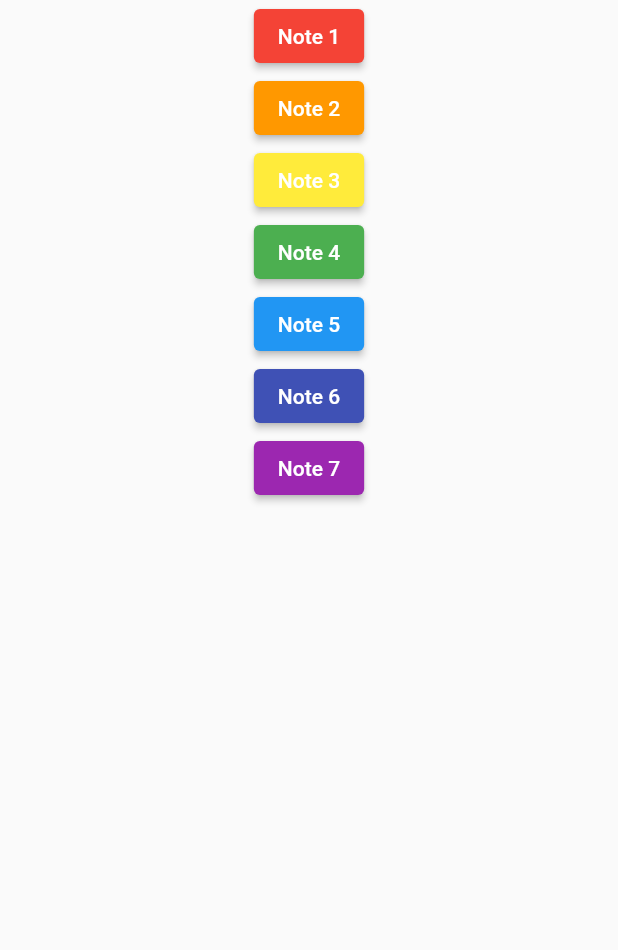
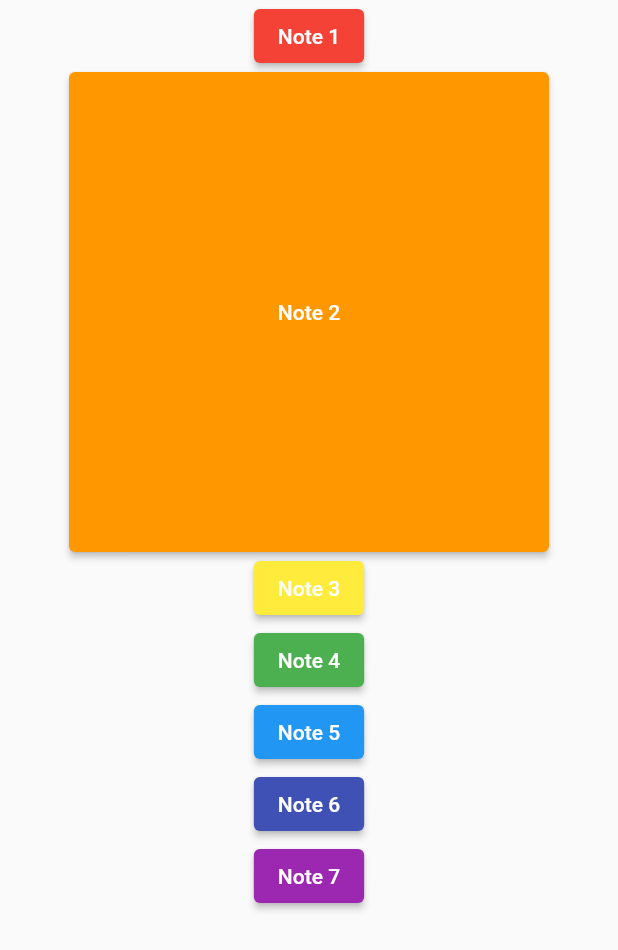
Before and after one commit to thomHayner/flutter_learn_xylophone_app, a Flutter app: the screen it shows after launch, on a phone screen of 412 x 824 dp. Shown: the top 950 px of the screen. Run offline on Flutter 3.47's test engine with Material 2 defaults, Android fonts, the phone set to English and light mode, and no system bars; our stand-ins replace audioplayers.

Commit message:
play with a method to chan ge button size

```diff
--- a/lib/main.dart
+++ b/lib/main.dart
@@ -30,6 +30,8 @@ class XylophoneApp extends StatelessWidget {
                 ElevatedButton(
                   style: ButtonStyle(
                     backgroundColor: MaterialStateProperty.all<Color>(Colors.orange),
+                    fixedSize: MaterialStateProperty.all<Size>(Size.square(320)),
+                    // fixedSize: MaterialStateProperty.all<Size>(Size.fromWidth(320)),
                   ),
                   child: Text('Note 2'),
                   onPressed: () {
```
